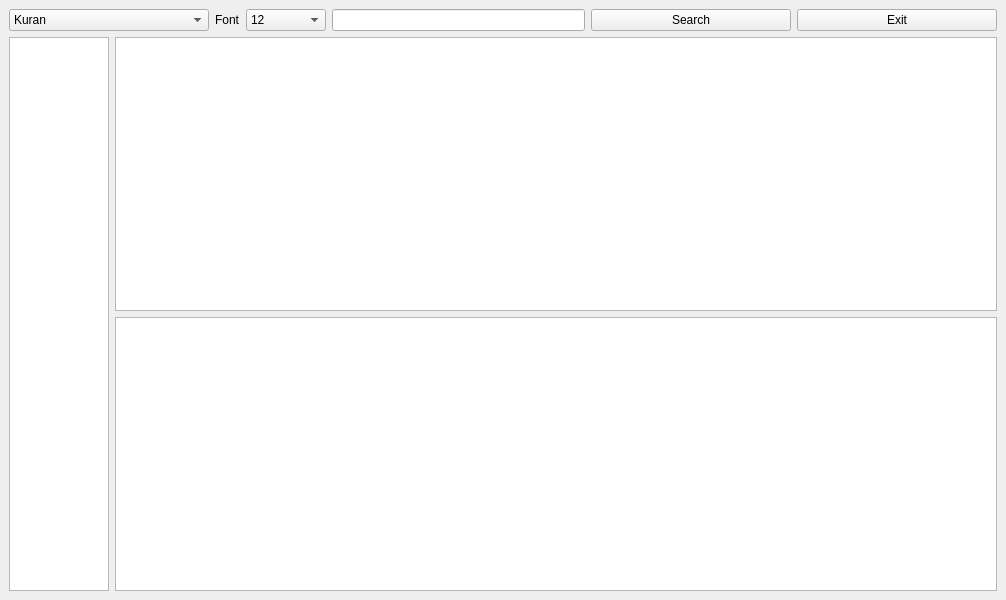
Old version of the form mainwindow.ui in the repository takyonxxx/KutsalKitaplar-C.
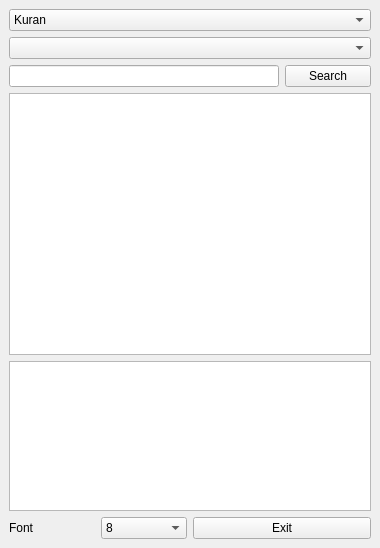
New version of the form.

Patch:
```diff
--- a/mainwindow.ui
+++ b/mainwindow.ui
@@ -2,52 +2,58 @@
 <ui version="4.0">
  <class>MainWindow</class>
  <widget class="QMainWindow" name="MainWindow">
+  <property name="enabled">
+   <bool>true</bool>
+  </property>
   <property name="geometry">
    <rect>
     <x>0</x>
     <y>0</y>
-    <width>1006</width>
-    <height>600</height>
+    <width>380</width>
+    <height>548</height>
    </rect>
   </property>
   <property name="windowTitle">
    <string>MainWindow</string>
   </property>
   <widget class="QWidget" name="centralwidget">
-   <layout class="QGridLayout" name="gridLayout_4">
-    <item row="0" column="0">
      <layout class="QGridLayout" name="gridLayout">
-      <item row="1" column="0">
-       <layout class="QGridLayout" name="gridLayout_2">
         <item row="0" column="0">
-         <widget class="QListView" name="listSureler">
-          <property name="maximumSize">
+     <layout class="QGridLayout" name="gridLayout_4">
+      <item row="1" column="0" colspan="4">
+       <widget class="QComboBox" name="comboSureler"/>
+      </item>
+      <item row="8" column="2" colspan="2">
+       <widget class="QPushButton" name="pushExit">
+        <property name="minimumSize">
            <size>
-            <width>100</width>
-            <height>16777215</height>
-           </size>
-          </property>
-         </widget>
-        </item>
-        <item row="0" column="1">
-         <layout class="QGridLayout" name="gridLayout_3">
-          <item row="1" column="0">
-           <widget class="QTableView" name="tableKelime"/>
-          </item>
-          <item row="0" column="0">
-           <widget class="QTextBrowser" name="textAyetler"/>
-          </item>
-         </layout>
-        </item>
-       </layout>
-      </item>
-      <item row="0" column="0">
-       <layout class="QHBoxLayout" name="horizontalLayout">
-        <item>
+          <width>0</width>
+          <height>0</height>
+         </size>
+        </property>
+        <property name="text">
+         <string>Exit</string>
+        </property>
+       </widget>
+      </item>
+      <item row="2" column="3">
+       <widget class="QPushButton" name="pushSearch">
+        <property name="minimumSize">
+         <size>
+          <width>0</width>
+          <height>0</height>
+         </size>
+        </property>
+        <property name="text">
+         <string>Search</string>
+        </property>
+       </widget>
+      </item>
+      <item row="0" column="0" colspan="4">
          <widget class="QComboBox" name="comboKitaplar">
           <property name="minimumSize">
            <size>
-            <width>200</width>
+          <width>0</width>
             <height>0</height>
            </size>
           </property>
@@ -73,21 +79,29 @@
           </item>
          </widget>
         </item>
-        <item>
-         <widget class="QLabel" name="labelFont">
-          <property name="text">
-           <string>Font</string>
+      <item row="2" column="0" colspan="3">
+       <widget class="QLineEdit" name="lineEditSearch">
+        <property name="minimumSize">
+         <size>
+          <width>0</width>
+          <height>0</height>
+         </size>
           </property>
          </widget>
         </item>
-        <item>
+      <item row="8" column="1">
          <widget class="QComboBox" name="comboFont">
           <property name="minimumSize">
            <size>
-            <width>80</width>
+          <width>0</width>
             <height>0</height>
            </size>
           </property>
+        <item>
+         <property name="text">
+          <string>8</string>
+         </property>
+        </item>
           <item>
            <property name="text">
             <string>12</string>
@@ -113,45 +127,80 @@
             <string>20</string>
            </property>
           </item>
-         </widget>
+        <item>
+         <property name="text">
+          <string>24</string>
+         </property>
         </item>
         <item>
-         <widget class="QLineEdit" name="lineEditSearch">
-          <property name="minimumSize">
-           <size>
-            <width>200</width>
-            <height>0</height>
-           </size>
-          </property>
-         </widget>
+         <property name="text">
+          <string>28</string>
+         </property>
         </item>
         <item>
-         <widget class="QPushButton" name="pushSearch">
-          <property name="minimumSize">
-           <size>
-            <width>200</width>
-            <height>0</height>
-           </size>
-          </property>
+         <property name="text">
+          <string>32</string>
+         </property>
+        </item>
+        <item>
           <property name="text">
-           <string>Search</string>
-          </property>
-         </widget>
-        </item>
-        <item>
-         <widget class="QPushButton" name="pushExit">
-          <property name="minimumSize">
+          <string>36</string>
+         </property>
+        </item>
+       </widget>
+      </item>
+      <item row="7" column="0" colspan="4">
+       <widget class="QTableView" name="tableKelime">
+        <property name="maximumSize">
            <size>
-            <width>200</width>
-            <height>0</height>
-           </size>
-          </property>
+          <width>16777215</width>
+          <height>150</height>
+         </size>
+        </property>
+        <property name="sizeAdjustPolicy">
+         <enum>QAbstractScrollArea::AdjustToContents</enum>
+        </property>
+        <property name="editTriggers">
+         <set>QAbstractItemView::NoEditTriggers</set>
+        </property>
+        <property name="tabKeyNavigation">
+         <bool>false</bool>
+        </property>
+        <property name="showDropIndicator" stdset="0">
+         <bool>false</bool>
+        </property>
+        <property name="dragDropOverwriteMode">
+         <bool>false</bool>
+        </property>
+        <property name="showGrid">
+         <bool>true</bool>
+        </property>
+        <property name="gridStyle">
+         <enum>Qt::SolidLine</enum>
+        </property>
+        <attribute name="horizontalHeaderVisible">
+         <bool>false</bool>
+        </attribute>
+        <attribute name="horizontalHeaderHighlightSections">
+         <bool>false</bool>
+        </attribute>
+        <attribute name="verticalHeaderVisible">
+         <bool>false</bool>
+        </attribute>
+        <attribute name="verticalHeaderHighlightSections">
+         <bool>false</bool>
+        </attribute>
+       </widget>
+      </item>
+      <item row="8" column="0">
+       <widget class="QLabel" name="labelFont">
           <property name="text">
-           <string>Exit</string>
+         <string>Font</string>
           </property>
          </widget>
         </item>
-       </layout>
+      <item row="6" column="0" colspan="4">
+       <widget class="QTextBrowser" name="textAyetler"/>
       </item>
      </layout>
     </item>
```
Left out of the diff: 20 changed lines with no effect on the pictures. Lines whose indentation alone changed are shown as unchanged.
